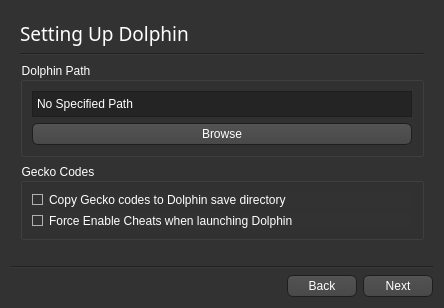
Old version of the form ui_templates/first_setup.ui in the repository BenjaminHalko/WiiMusicEditorPlus.
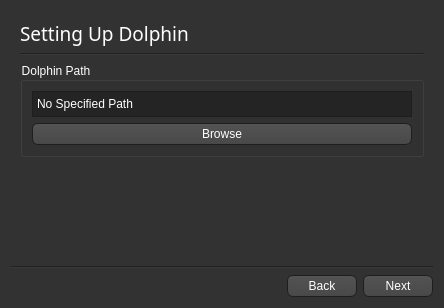
New version of the form. The open tabs and pages were chosen to show the change. Icons and pictures are not drawn.

What changed in the file:
```diff
--- a/ui_templates/first_setup.ui
+++ b/ui_templates/first_setup.ui
@@ -850,35 +850,6 @@
          </layout>
         </widget>
        </item>
-       <item>
-        <widget class="QGroupBox" name="Dolphin_Geckocodes_Title">
-         <property name="title">
-          <string>Gecko Codes</string>
-         </property>
-         <layout class="QVBoxLayout" name="verticalLayout_10">
-          <item>
-           <widget class="QCheckBox" name="Dolphon_Geckocodes">
-            <property name="text">
-             <string>Copy Gecko codes to Dolphin save directory</string>
-            </property>
-            <property name="checked">
-             <bool>true</bool>
-            </property>
-           </widget>
-          </item>
-          <item>
-           <widget class="QCheckBox" name="DolphinEnableCheats">
-            <property name="text">
-             <string>Force Enable Cheats when launching Dolphin</string>
-            </property>
-            <property name="checked">
-             <bool>true</bool>
-            </property>
-           </widget>
-          </item>
-         </layout>
-        </widget>
-       </item>
        <item>
         <spacer name="DolphinSpacer">
          <property name="orientation">
```
Left out of the diff: 53 changed lines with no effect on the pictures.
